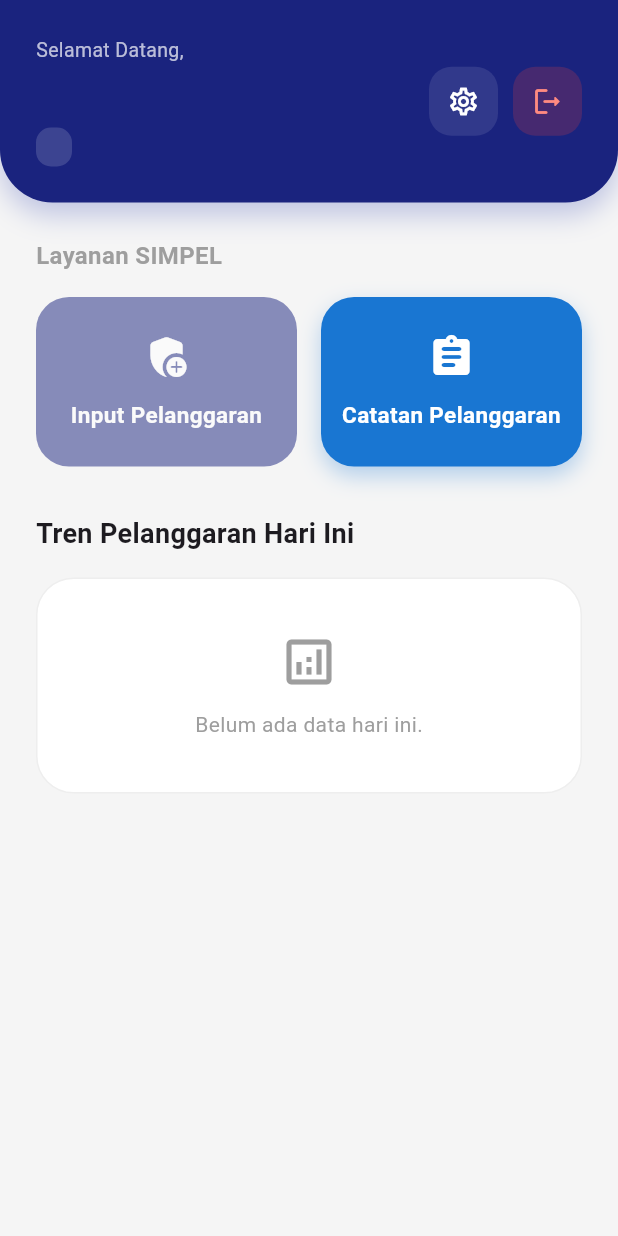
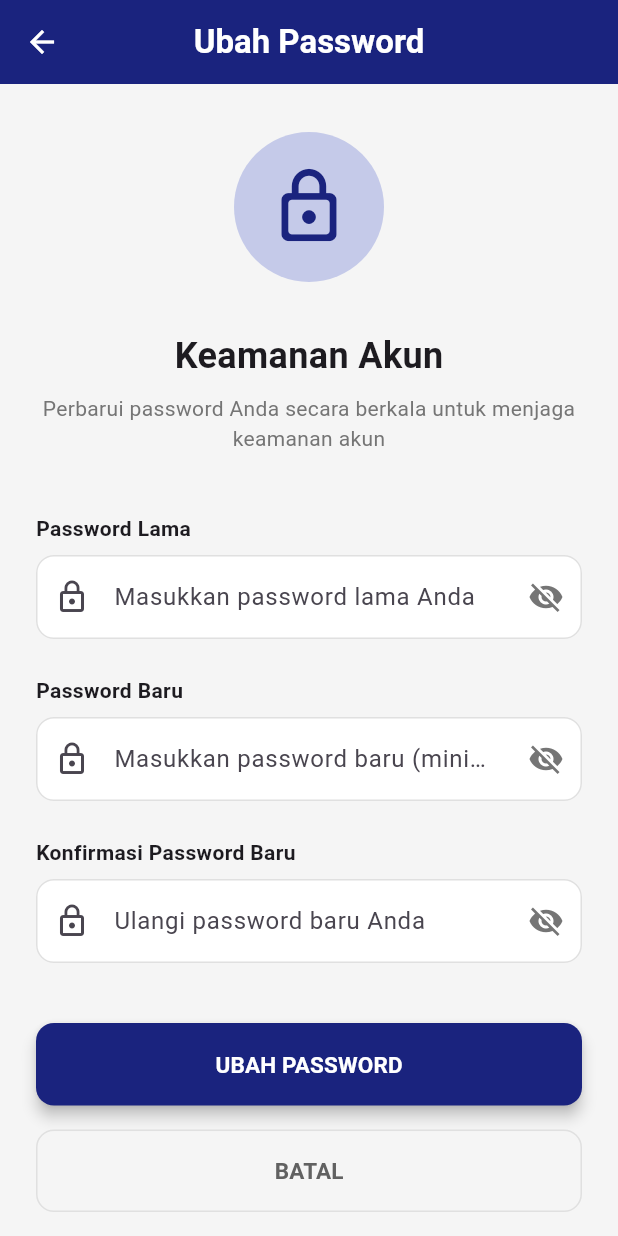
Before and after one commit to sujayaindo/apppelanggaran, a Flutter app: the HalamanUtama screen opened directly, after a tap on the "settings" icon, on a phone screen of 412 x 824 dp. Run offline on Flutter 3.47's test engine with Material 3 defaults, Android fonts, the phone set to English and light mode, and no system bars; our stand-ins replace image_picker, shared_preferences; accounts and stored records are empty; network calls fail.

Commit message:
2/9/26 1:43

```diff
--- a/lib/layanan/api_konfig.dart
+++ b/lib/layanan/api_konfig.dart
@@ -1,11 +1,12 @@
 class ApiKonfig {
   // Ganti localhost dengan IP Laptop Anda jika pakai HP fisik (misal: 192.168.1.5)
-  //static const String baseUrl = "http://apisimple.smkn1abang.sch.id";
-  static const String baseUrl = "http://192.168.1.5/apipelanggaran";
+  static const String baseUrl = "https://apisimple.smkn1abang.sch.id";
+  //static const String baseUrl = "http://192.168.100.23/apipelanggaran";
 
   static const String login = "$baseUrl/autentikasi/masuk.php";
   static const String cekSesi = "$baseUrl/autentikasi/cek_sesi.php";
   static const String logout = "$baseUrl/autentikasi/keluar.php";
+  static const String ubahPassword = "$baseUrl/autentikasi/ubah_password.php";
   static const String statistikPelanggaran = "$baseUrl/pelanggaran/statistik_pelanggaran.php";
   static const String cariSiswa = "$baseUrl/pelanggaran/cari_siswa.php";
   static const String masterPelanggaran = "$baseUrl/pelanggaran/ambil_master_pelanggaran.php";
--- a/lib/main.dart
+++ b/lib/main.dart
@@ -6,6 +6,7 @@ import 'provider/halaman_utama_provider.dart';
 import 'provider/input_pelanggaran_provider.dart';
 import 'provider/catatan_pelanggaran_provider.dart';
 import 'provider/detail_pelanggaran_provider.dart';
+import 'provider/ubah_password_provider.dart';
 
 import 'view/halaman_login.dart';
 import 'view/halaman_utama.dart';
@@ -21,6 +22,7 @@ void main() {
         ChangeNotifierProvider(create: (_) => InputPelanggaranProvider()),
         ChangeNotifierProvider(create: (_) => CatatanPelanggaranProvider()),
         ChangeNotifierProvider(create: (_) => DetailPelanggaranProvider()),
+        ChangeNotifierProvider(create: (_) => UbahPasswordProvider()),
       ],
       child: const AppSekolah(),
     ),
--- /dev/null
+++ b/lib/provider/ubah_password_provider.dart
@@ -0,0 +1,73 @@
+import 'package:flutter/material.dart';
+import '../layanan/api_servis.dart';
+import '../layanan/api_konfig.dart';
+
+class UbahPasswordProvider with ChangeNotifier {
+  final ApiServis _apiServis = ApiServis();
+
+  bool _sedangLoading = false;
+  String? _pesanError;
+
+  bool get sedangLoading => _sedangLoading;
+  String? get pesanError => _pesanError;
+
+  // Fungsi untuk mengubah password
+  Future<bool> ubahPassword(
+    String token,
+    String passwordLama,
+    String passwordBaru,
+    String konfirmasiPassword,
+  ) async {
+    // Validasi input
+    if (passwordLama.isEmpty || passwordBaru.isEmpty || konfirmasiPassword.isEmpty) {
+      _pesanError = "Semua field harus diisi";
+      notifyListeners();
+      return false;
+    }
+
+    if (passwordBaru != konfirmasiPassword) {
+      _pesanError = "Password baru dan konfirmasi tidak cocok";
+      notifyListeners();
+      return false;
+    }
+
+    if (passwordBaru.length < 6) {
+      _pesanError = "Password minimal 6 karakter";
+      notifyListeners();
+      return false;
+    }
+
+    _sedangLoading = true;
+    _pesanError = null;
+    notifyListeners();
+
+    final hasil = await _apiServis.kirimPermintaan(ApiKonfig.ubahPassword, {
+      'token': token,
+      'password_lama': passwordLama,
+      'password_baru': passwordBaru,
+      'konfirmasi_password': konfirmasiPassword,
+    });
+
+    _sedangLoading = false;
+
+    if (hasil['status'] == 'sukses') {
+      _pesanError = null;
+      notifyListeners();
+      return true;
+    } else if (hasil['status'] == 'logout') {
+      _pesanError = "Sesi tidak valid. Silakan login kembali.";
+      notifyListeners();
+      return false;
+    } else {
+      _pesanError = hasil['pesan'] ?? "Gagal mengubah password";
+      notifyListeners();
+      return false;
+    }
+  }
+
+  // Reset pesan error
+  void resetPesanError() {
+    _pesanError = null;
+    notifyListeners();
+  }
+}
--- a/lib/view/halaman_detail_pelanggaran.dart
+++ b/lib/view/halaman_detail_pelanggaran.dart
@@ -53,7 +53,7 @@ class _HalamanDetailPelanggaranState extends State<HalamanDetailPelanggaran> {
                             // Header card with name + class
                             final nama = widget.namaSiswa ?? (prov.detail.isNotEmpty ? prov.detail.first['nama_siswa'] ?? '-' : '-');
                             final kelas = prov.detail.isNotEmpty ? (prov.detail.first['nama_kelas'] ?? '') : '';
-                            String _initials(String s) {
+                            String initials(String s) {
                               final parts = s.split(' ').where((p) => p.isNotEmpty).toList();
                               if (parts.isEmpty) return '';
                               if (parts.length == 1) return parts.first.substring(0, 1).toUpperCase();
@@ -75,7 +75,7 @@ class _HalamanDetailPelanggaranState extends State<HalamanDetailPelanggaran> {
                                     CircleAvatar(
                                       radius: 28,
                                       backgroundColor: Colors.white24,
-                                      child: Text(_initials(nama), style: const TextStyle(color: Colors.white, fontWeight: FontWeight.bold)),
+                                      child: Text(initials(nama), style: const TextStyle(color: Colors.white, fontWeight: FontWeight.bold)),
                                     ),
                                     const SizedBox(width: 12),
                                     Expanded(
--- /dev/null
+++ b/lib/view/halaman_ubah_password.dart
@@ -0,0 +1,362 @@
+import 'package:flutter/material.dart';
+import 'package:provider/provider.dart';
+import '../provider/auth_provider.dart';
+import '../provider/ubah_password_provider.dart';
+
+class HalamanUbahPassword extends StatefulWidget {
+  const HalamanUbahPassword({super.key});
+
+  @override
+  State<HalamanUbahPassword> createState() => _HalamanUbahPasswordState();
+}
+
+class _HalamanUbahPasswordState extends State<HalamanUbahPassword> {
+  final TextEditingController _passwordLamaController = TextEditingController();
+  final TextEditingController _passwordBaruController = TextEditingController();
+  final TextEditingController _konfirmasiPasswordController = TextEditingController();
+
+  bool _showPasswordLama = false;
+  bool _showPasswordBaru = false;
+  bool _showKonfirmasiPassword = false;
+
+  final _formKey = GlobalKey<FormState>();
+
+  @override
+  void dispose() {
+    _passwordLamaController.dispose();
+    _passwordBaruController.dispose();
+    _konfirmasiPasswordController.dispose();
+    super.dispose();
+  }
+
+  @override
+  Widget build(BuildContext context) {
+    final authWatch = context.watch<AuthProvider>();
+    final ubahPasswordWatch = context.watch<UbahPasswordProvider>();
+
+    return Scaffold(
+      backgroundColor: Colors.grey.shade100,
+      appBar: AppBar(
+        elevation: 0,
+        backgroundColor: Colors.indigo.shade900,
+        foregroundColor: Colors.white,
+        title: const Text(
+          "Ubah Password",
+          style: TextStyle(fontWeight: FontWeight.bold),
+        ),
+        centerTitle: true,
+      ),
+      body: SafeArea(
+        child: SingleChildScrollView(
+          padding: const EdgeInsets.symmetric(horizontal: 24, vertical: 32),
+          child: Form(
+            key: _formKey,
+            child: Column(
+              crossAxisAlignment: CrossAxisAlignment.start,
+              children: [
+                // --- ICON HEADER ---
+                Center(
+                  child: CircleAvatar(
+                    radius: 50,
+                    backgroundColor: Colors.indigo.shade100,
+                    child: Icon(
+                      Icons.lock_outline_rounded,
+                      size: 55,
+                      color: Colors.indigo.shade900,
+                    ),
+                  ),
+                ),
+                const SizedBox(height: 32),
+
+                // --- JUDUL & DESKRIPSI ---
+                const Center(
+                  child: Text(
+                    "Keamanan Akun",
+                    style: TextStyle(
+                      fontSize: 24,
+                      fontWeight: FontWeight.bold,
+                    ),
+                  ),
+                ),
+                const SizedBox(height: 8),
+                Center(
+                  child: Text(
+                    "Perbarui password Anda secara berkala untuk menjaga keamanan akun",
+                    textAlign: TextAlign.center,
+                    style: TextStyle(
+                      fontSize: 14,
+                      color: Colors.grey.shade600,
+                    ),
+                  ),
+                ),
+                const SizedBox(height: 40),
+
+                // --- PESAN ERROR ---
+                if (ubahPasswordWatch.pesanError != null)
+                  Container(
+                    margin: const EdgeInsets.only(bottom: 24),
+                    padding: const EdgeInsets.symmetric(horizontal: 16, vertical: 12),
+                    decoration: BoxDecoration(
+                      color: Colors.red.shade50,
+                      border: Border.all(color: Colors.red.shade300),
+                      borderRadius: BorderRadius.circular(12),
+                    ),
+                    child: Row(
+                      children: [
+                        Icon(Icons.error_outline, color: Colors.red.shade700, size: 20),
+                        const SizedBox(width: 12),
+                        Expanded(
+                          child: Text(
+                            ubahPasswordWatch.pesanError!,
+                            style: TextStyle(
+                              color: Colors.red.shade700,
+                              fontSize: 13,
+                              fontWeight: FontWeight.w500,
+                            ),
+                          ),
+                        ),
+                      ],
+                    ),
+                  ),
+
+                // --- INPUT PASSWORD LAMA ---
+                const Text(
+                  "Password Lama",
+                  style: TextStyle(fontWeight: FontWeight.w600, fontSize: 14),
+                ),
+                const SizedBox(height: 8),
+                TextFormField(
+                  controller: _passwordLamaController,
+                  obscureText: !_showPasswordLama,
+                  decoration: InputDecoration(
+                    hintText: "Masukkan password lama Anda",
+                    prefixIcon: const Icon(Icons.lock_outline),
+                    suffixIcon: IconButton(
+                      icon: Icon(
+                        _showPasswordLama ? Icons.visibility : Icons.visibility_off,
+                        color: Colors.grey.shade600,
+                      ),
+                      onPressed: () {
+                        setState(() {
+                          _showPasswordLama = !_showPasswordLama;
+                        });
+                      },
+                    ),
+                    filled: true,
+                    fillColor: Colors.white,
+                    border: OutlineInputBorder(
+                      borderRadius: BorderRadius.circular(12),
+                      borderSide: BorderSide(color: Colors.grey.shade300),
+                    ),
+                    enabledBorder: OutlineInputBorder(
+                      borderRadius: BorderRadius.circular(12),
+                      borderSide: BorderSide(color: Colors.grey.shade300),
+                    ),
+                    focusedBorder: OutlineInputBorder(
+                      borderRadius: BorderRadius.circular(12),
+                      borderSide: BorderSide(color: Colors.indigo.shade900, width: 2),
+                    ),
+                  ),
+                  validator: (value) {
+                    if (value == null || value.isEmpty) {
+                      return "Password lama harus diisi";
+                    }
+                    return null;
+                  },
+                ),
+                const SizedBox(height: 24),
+
+                // --- INPUT PASSWORD BARU ---
+                const Text(
+                  "Password Baru",
+                  style: TextStyle(fontWeight: FontWeight.w600, fontSize: 14),
+                ),
+                const SizedBox(height: 8),
+                TextFormField(
+                  controller: _passwordBaruController,
+                  obscureText: !_showPasswordBaru,
+                  decoration: InputDecoration(
+                    hintText: "Masukkan password baru (minimal 6 karakter)",
+                    prefixIcon: const Icon(Icons.lock_outline),
+                    suffixIcon: IconButton(
+                      icon: Icon(
+                        _showPasswordBaru ? Icons.visibility : Icons.visibility_off,
+                        color: Colors.grey.shade600,
+                      ),
+                      onPressed: () {
+                        setState(() {
+                          _showPasswordBaru = !_showPasswordBaru;
+                        });
+                      },
+                    ),
+                    filled: true,
+                    fillColor: Colors.white,
+                    border: OutlineInputBorder(
+                      borderRadius: BorderRadius.circular(12),
+                      borderSide: BorderSide(color: Colors.grey.shade300),
+                    ),
+                    enabledBorder: OutlineInputBorder(
+                      borderRadius: BorderRadius.circular(12),
+                      borderSide: BorderSide(color: Colors.grey.shade300),
+                    ),
+                    focusedBorder: OutlineInputBorder(
+                      borderRadius: BorderRadius.circular(12),
+                      borderSide: BorderSide(color: Colors.indigo.shade900, width: 2),
+                    ),
+                  ),
+                  validator: (value) {
+                    if (value == null || value.isEmpty) {
+                      return "Password baru harus diisi";
+                    }
+                    if (value.length < 6) {
+                      return "Password minimal 6 karakter";
+                    }
+                    return null;
+                  },
+                ),
+                const SizedBox(height: 24),
+
+                // --- INPUT KONFIRMASI PASSWORD ---
+                const Text(
+                  "Konfirmasi Password Baru",
+                  style: TextStyle(fontWeight: FontWeight.w600, fontSize: 14),
+                ),
+                const SizedBox(height: 8),
+                TextFormField(
+                  controller: _konfirmasiPasswordController,
+                  obscureText: !_showKonfirmasiPassword,
+                  decoration: InputDecoration(
+                    hintText: "Ulangi password baru Anda",
+                    prefixIcon: const Icon(Icons.lock_outline),
+                    suffixIcon: IconButton(
+                      icon: Icon(
+                        _showKonfirmasiPassword ? Icons.visibility : Icons.visibility_off,
+                        color: Colors.grey.shade600,
+                      ),
+                      onPressed: () {
+                        setState(() {
+                          _showKonfirmasiPassword = !_showKonfirmasiPassword;
+                        });
+                      },
+                    ),
+                    filled: true,
+                    fillColor: Colors.white,
+                    border: OutlineInputBorder(
+                      borderRadius: BorderRadius.circular(12),
+                      borderSide: BorderSide(color: Colors.grey.shade300),
+                    ),
+                    enabledBorder: OutlineInputBorder(
+                      borderRadius: BorderRadius.circular(12),
+                      borderSide: BorderSide(color: Colors.grey.shade300),
+                    ),
+                    focusedBorder: OutlineInputBorder(
+                      borderRadius: BorderRadius.circular(12),
+                      borderSide: BorderSide(color: Colors.indigo.shade900, width: 2),
+                    ),
+                  ),
+                  validator: (value) {
+                    if (value == null || value.isEmpty) {
+                      return "Konfirmasi password harus diisi";
+                    }
+                    if (value != _passwordBaruController.text) {
+                      return "Password tidak cocok";
+                    }
+                    return null;
+                  },
+                ),
+                const SizedBox(height: 40),
+
+                // --- TOMBOL SIMPAN ---
+                SizedBox(
+                  width: double.infinity,
+                  height: 55,
+                  child: ElevatedButton(
+                    onPressed: ubahPasswordWatch.sedangLoading
+                        ? null
+                        : () async {
+                            if (!_formKey.currentState!.validate()) return;
+
+                            // Clear error message sebelum request
+                            context.read<UbahPasswordProvider>().resetPesanError();
+
+                            final token = authWatch.user?.token ?? "";
+                            final sukses = await context.read<UbahPasswordProvider>().ubahPassword(
+                              token,
+                              _passwordLamaController.text,
+                              _passwordBaruController.text,
+                              _konfirmasiPasswordController.text,
+                            );
+
+                            if (sukses && context.mounted) {
+                              // Clear controllers
+                              _passwordLamaController.clear();
+                              _passwordBaruController.clear();
+                              _konfirmasiPasswordController.clear();
+
+                              ScaffoldMessenger.of(context).showSnackBar(
+                                const SnackBar(
+                                  content: Text("Password berhasil diubah"),
+                                  backgroundColor: Colors.green,
+                                  duration: Duration(seconds: 2),
+                                ),
+                              );
+
+                              // Kembali ke halaman utama setelah 1 detik
+                              Future.delayed(const Duration(seconds: 1), () {
+                                if (context.mounted) {
+                                  Navigator.of(context).pop();
+                                }
+                              });
+                            }
+                          },
+                    style: ElevatedButton.styleFrom(
+                      backgroundColor: Colors.indigo.shade900,
+                      foregroundColor: Colors.white,
+                      elevation: 4,
+                      shape: RoundedRectangleBorder(borderRadius: BorderRadius.circular(12)),
+                    ),
+                    child: ubahPasswordWatch.sedangLoading
+                        ? const SizedBox(
+                            height: 20,
+                            width: 20,
+                            child: CircularProgressIndicator(
+                              color: Colors.white,
+                              strokeWidth: 2,
+                            ),
+                          )
+                        : const Text(
+                            "UBAH PASSWORD",
+                            style: TextStyle(fontWeight: FontWeight.bold, fontSize: 15),
+                          ),
+                  ),
+                ),
+                const SizedBox(height: 16),
+
+                // --- TOMBOL BATAL ---
+                SizedBox(
+                  width: double.infinity,
+                  height: 55,
+                  child: OutlinedButton(
+                    onPressed: () => Navigator.of(context).pop(),
+                    style: OutlinedButton.styleFrom(
+                      side: BorderSide(color: Colors.grey.shade300),
+                      shape: RoundedRectangleBorder(borderRadius: BorderRadius.circular(12)),
+                    ),
+                    child: Text(
+                      "BATAL",
+                      style: TextStyle(
+                        fontWeight: FontWeight.bold,
+                        fontSize: 15,
+                        color: Colors.grey.shade700,
+                      ),
+                    ),
+                  ),
+                ),
+              ],
+            ),
+          ),
+        ),
+      ),
+    );
+  }
+}
--- a/lib/view/halaman_utama.dart
+++ b/lib/view/halaman_utama.dart
@@ -5,6 +5,7 @@ import '../provider/halaman_utama_provider.dart';
 import '../model/user_model.dart';
 import 'halaman_input_pelanggaran.dart';
 import 'halaman_catatan_pelanggaran.dart';
+import 'halaman_ubah_password.dart';
 
 class HalamanUtama extends StatefulWidget {
   const HalamanUtama({super.key});
@@ -200,7 +201,14 @@ class _HalamanUtamaState extends State<HalamanUtama> with WidgetsBindingObserver
           ),
           Row(
             children: [
-              _buildHeaderIcon(Icons.settings_outlined, () {}),
+              _buildHeaderIcon(
+                Icons.settings_outlined,
+                () {
+                  Navigator.of(context).push(
+                    MaterialPageRoute(builder: (context) => const HalamanUbahPassword()),
+                  );
+                },
+              ),
               const SizedBox(width: 10),
               _buildHeaderIcon(
                 Icons.logout_rounded,
```
Also changed, not shown: lib/provider/input_pelanggaran_provider.dart (+17 -0 lines), lib/view/halaman_input_pelanggaran.dart (+15 -2 lines).
